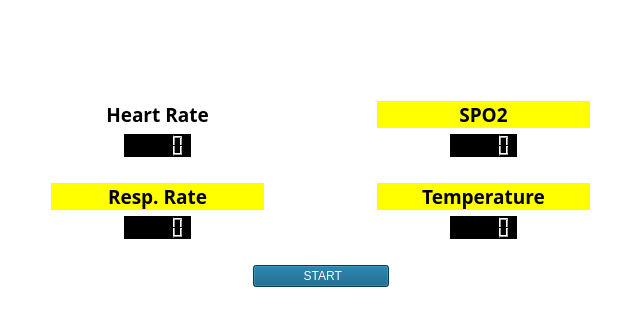
First picture: the form in TeleDOC/mainwindow.ui, repository ma-anjum95/FYP, before the edit; both pictures show x 0 to 641 and y 244 to 564 of the 641 by 564 pixel window.
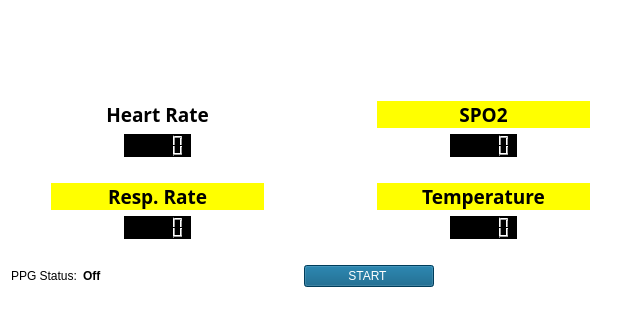
Second picture: the form after the edit. Icons and pictures are not drawn. Custom widgets are drawn as their Qt base class.

Commit message: Completed the gui uptill the algorithm and now only graphing and actual integration with device remains.

Patch:
```diff
--- a/TeleDOC/mainwindow.ui
+++ b/TeleDOC/mainwindow.ui
@@ -462,6 +462,29 @@
     </item>
     <item>
      <layout class="QHBoxLayout" name="horizontalLayout_2">
+      <item>
+       <widget class="QLabel" name="label_5">
+        <property name="text">
+         <string>PPG Status:</string>
+        </property>
+       </widget>
+      </item>
+      <item>
+       <widget class="QLabel" name="ppg_status">
+        <property name="font">
+         <font>
+          <weight>75</weight>
+          <bold>true</bold>
+         </font>
+        </property>
+        <property name="autoFillBackground">
+         <bool>true</bool>
+        </property>
+        <property name="text">
+         <string>Off</string>
+        </property>
+       </widget>
+      </item>
       <item>
        <spacer name="horizontalSpacer_7">
         <property name="orientation">
@@ -483,7 +506,7 @@
 color: rgb(255, 255, 255);</string>
         </property>
         <property name="text">
-         <string>              START             </string>
+         <string>            START             </string>
         </property>
        </widget>
       </item>
```
The commit also changes 6 other files.
